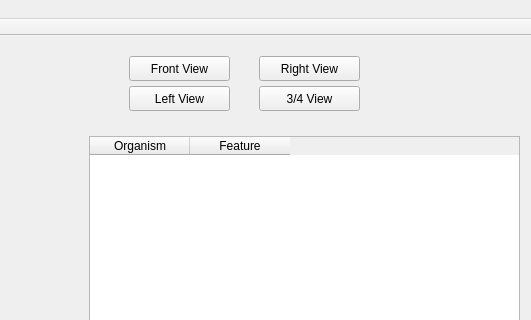
phelpsmi/MicrobialCommunityVisualation, file code/FaceView/gui-scripts/analysisview.ui: the form before one commit; both pictures show x 571 to 1102 and y 0 to 320 of the 1102 by 654 pixel window.
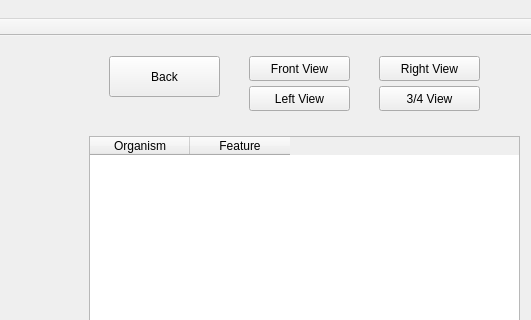
The form after the commit.

Commit message: Added the ability to go back to the previous window

```diff
--- a/code/FaceView/gui-scripts/analysisview.ui
+++ b/code/FaceView/gui-scripts/analysisview.ui
@@ -17,7 +17,7 @@
    <widget class="QPushButton" name="FrontView">
     <property name="geometry">
      <rect>
-      <x>700</x>
+      <x>820</x>
       <y>20</y>
       <width>101</width>
       <height>25</height>
@@ -30,7 +30,7 @@
    <widget class="QPushButton" name="SideView">
     <property name="geometry">
      <rect>
-      <x>700</x>
+      <x>820</x>
       <y>50</y>
       <width>101</width>
       <height>25</height>
@@ -43,7 +43,7 @@
    <widget class="QPushButton" name="TopView">
     <property name="geometry">
      <rect>
-      <x>830</x>
+      <x>950</x>
       <y>20</y>
       <width>101</width>
       <height>25</height>
@@ -56,7 +56,7 @@
    <widget class="QPushButton" name="IsoView">
     <property name="geometry">
      <rect>
-      <x>830</x>
+      <x>950</x>
       <y>50</y>
       <width>101</width>
       <height>25</height>
@@ -97,6 +97,19 @@
     </property>
     <layout class="QGridLayout" name="Grid"/>
    </widget>
+   <widget class="QPushButton" name="Back">
+    <property name="geometry">
+     <rect>
+      <x>680</x>
+      <y>20</y>
+      <width>111</width>
+      <height>41</height>
+     </rect>
+    </property>
+    <property name="text">
+     <string>Back</string>
+    </property>
+   </widget>
   </widget>
   <widget class="QMenuBar" name="menuBar">
    <property name="geometry">
```
The commit also changes 4 other files.
